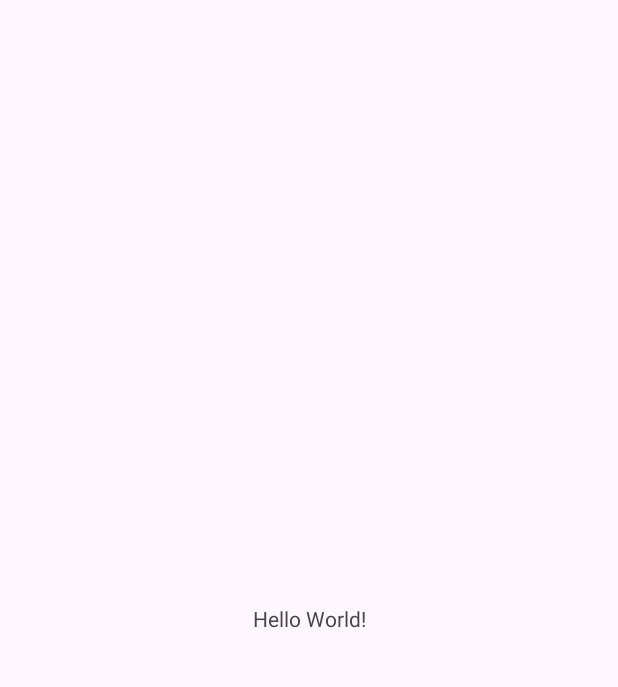
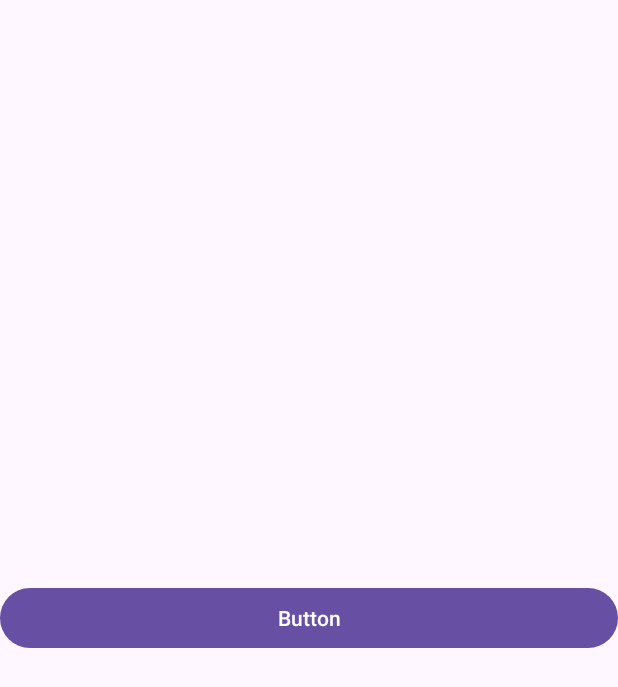
Before and after one commit to Ablay09/Broadcast, an Android app: the screen it shows after launch (MainActivity), on a phone screen of 412 x 824 dp. Before the commit the part shown is almost empty. Shown: the top 687 px of the screen. Run offline under Robolectric (Android 15) with nearby library versions, the phone set to English and light mode, and no system bars.

Commit message:
Send our own broadcast

```diff
--- a/app/src/main/java/com/example/broadcast/MainActivity.kt
+++ b/app/src/main/java/com/example/broadcast/MainActivity.kt
@@ -3,33 +3,53 @@ package com.example.broadcast
 import android.content.Intent
 import android.content.IntentFilter
 import android.os.Bundle
+import android.widget.Button
 import androidx.activity.enableEdgeToEdge
 import androidx.appcompat.app.AppCompatActivity
+import androidx.core.content.ContextCompat
 import androidx.core.view.ViewCompat
 import androidx.core.view.WindowInsetsCompat
+import com.example.broadcast.MyReceiver.Companion.EXTRA_COUNT
 
 class MainActivity : AppCompatActivity() {
 
     private val receiver = MyReceiver()
+    private var counter = 0
 
     override fun onCreate(savedInstanceState: Bundle?) {
         super.onCreate(savedInstanceState)
-        val intentFilter = IntentFilter().apply {
-            addAction(Intent.ACTION_BATTERY_LOW)
-            addAction(Intent.ACTION_AIRPLANE_MODE_CHANGED)
-        }
-        registerReceiver(receiver, intentFilter)
         enableEdgeToEdge()
         setContentView(R.layout.activity_main)
+        findViewById<Button>(R.id.button).setOnClickListener {
+            val intent = Intent(MyReceiver.ACTION_CLICKED).apply {
+                putExtra(EXTRA_COUNT, ++counter)
+            }
+            sendBroadcast(intent)
+        }
         ViewCompat.setOnApplyWindowInsetsListener(findViewById(R.id.main)) { v, insets ->
             val systemBars = insets.getInsets(WindowInsetsCompat.Type.systemBars())
             v.setPadding(systemBars.left, systemBars.top, systemBars.right, systemBars.bottom)
             insets
         }
+        val intentFilter = IntentFilter().apply {
+            addAction(Intent.ACTION_BATTERY_LOW)
+            addAction(Intent.ACTION_AIRPLANE_MODE_CHANGED)
+            addAction(MyReceiver.ACTION_CLICKED)
+        }
+        ContextCompat.registerReceiver(
+            this,
+            receiver,
+            intentFilter,
+            ContextCompat.RECEIVER_EXPORTED
+        )
     }
 
     override fun onDestroy() {
         super.onDestroy()
         unregisterReceiver(receiver)
     }
+
+    companion object {
+
+    }
 }
--- a/app/src/main/java/com/example/broadcast/MyReceiver.kt
+++ b/app/src/main/java/com/example/broadcast/MyReceiver.kt
@@ -9,6 +9,11 @@ class MyReceiver : BroadcastReceiver() {
 
     override fun onReceive(context: Context?, intent: Intent?) {
         when (intent?.action) {
+            ACTION_CLICKED -> {
+                val clickedCount = intent.getIntExtra(EXTRA_COUNT, 0)
+                Toast.makeText(context, "Clicked $clickedCount times", Toast.LENGTH_SHORT).show()
+            }
+
             Intent.ACTION_BATTERY_LOW -> {
                 Toast.makeText(context, "Low battery", Toast.LENGTH_SHORT).show()
             }
@@ -20,4 +25,9 @@ class MyReceiver : BroadcastReceiver() {
             }
         }
     }
+
+    companion object {
+        const val ACTION_CLICKED = "clicked"
+        const val EXTRA_COUNT = "count"
+    }
 }
--- a/app/src/main/res/layout/activity_main.xml
+++ b/app/src/main/res/layout/activity_main.xml
@@ -7,10 +7,11 @@
     android:layout_height="match_parent"
     tools:context=".MainActivity">
 
-    <TextView
-        android:layout_width="wrap_content"
+    <Button
+        android:id="@+id/button"
+        android:layout_width="0dp"
         android:layout_height="wrap_content"
-        android:text="Hello World!"
+        android:text="Button"
         app:layout_constraintBottom_toBottomOf="parent"
         app:layout_constraintEnd_toEndOf="parent"
         app:layout_constraintStart_toStartOf="parent"
```
